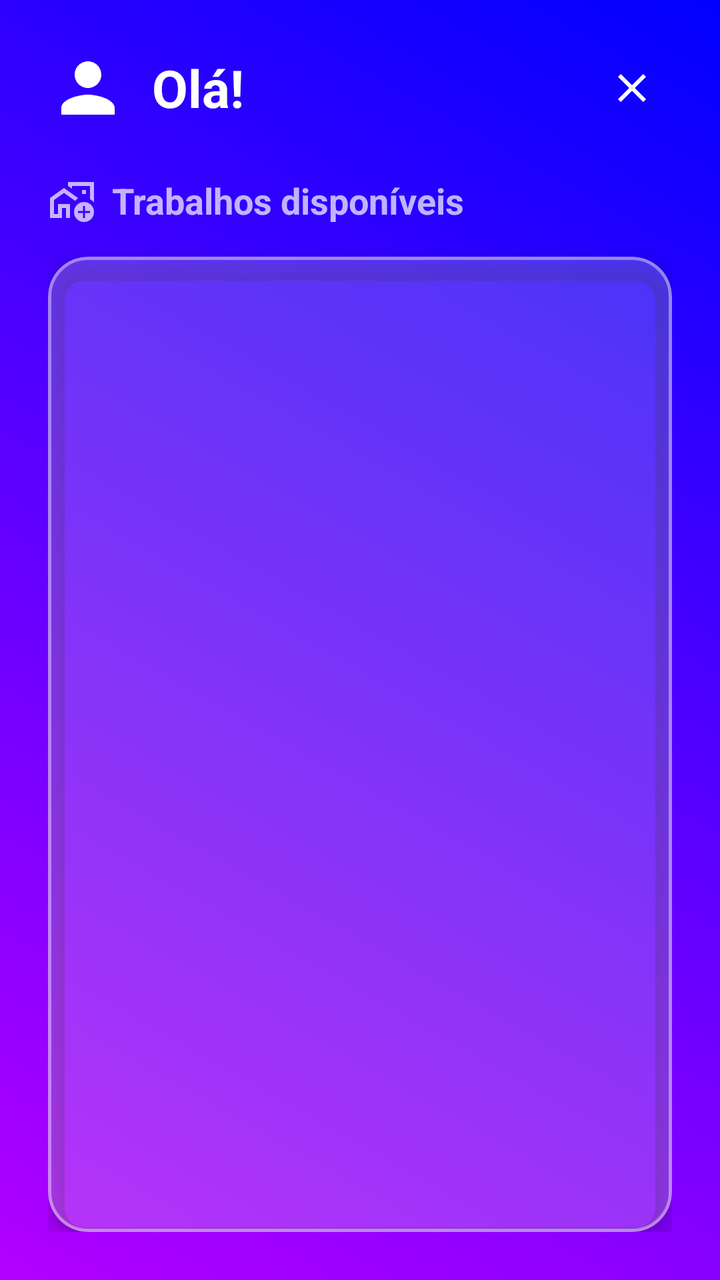
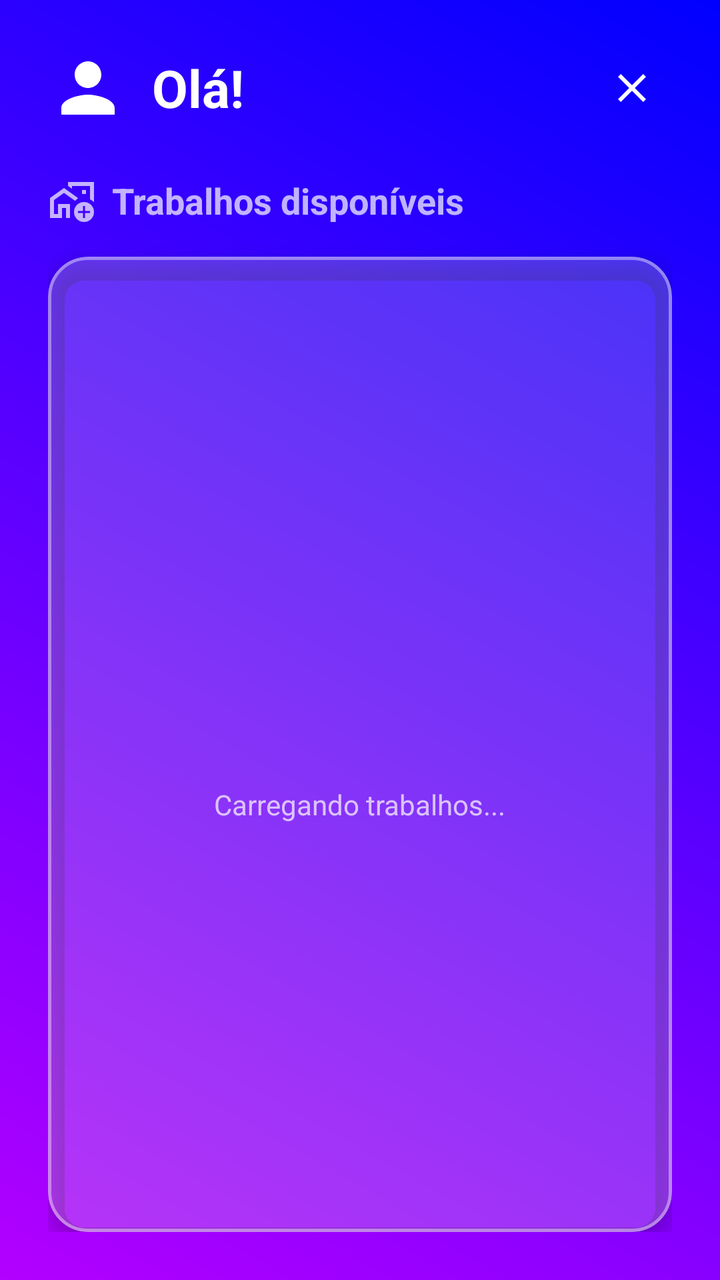

Screens rendered from an Android XML layout before and after an edit, with the pre-edit source and the edit as a unified diff.
<!-- AndroidManifest.xml: application theme Theme.PlataformaRemota -->
<!-- res/layout/fragment_home.xml -->
<?xml version="1.0" encoding="utf-8"?>
<LinearLayout xmlns:android="http://schemas.android.com/apk/res/android"
    xmlns:app="http://schemas.android.com/apk/res-auto"
    xmlns:tools="http://schemas.android.com/tools"
    android:layout_width="match_parent"
    android:layout_height="match_parent"
    android:background="@drawable/background_gradiente"
    android:orientation="vertical"
    android:padding="24dp">

    
    <LinearLayout
        android:layout_width="match_parent"
        android:layout_height="wrap_content"
        android:gravity="center_vertical"
        android:orientation="horizontal"
        android:layout_marginBottom="24dp">

        <ImageView
            android:layout_width="40dp"
            android:layout_height="40dp"
            android:layout_marginEnd="12dp"
            android:src="@drawable/ic_person"
            app:tint="@color/white" />

        <TextView
            android:id="@+id/txtBoasVindas"
            android:layout_width="0dp"
            android:layout_height="wrap_content"
            android:layout_weight="1"
            android:text="Olá!"
            android:textColor="@color/white"
            android:textSize="26sp"
            android:textStyle="bold" />

        <ImageView
            android:id="@+id/btnLogout"
            android:layout_width="40dp"
            android:layout_height="40dp"
            android:padding="8dp"
            android:background="?attr/selectableItemBackgroundBorderless"
            android:clickable="true"
            android:focusable="true"
            android:contentDescription="Sair"
            android:src="@drawable/ic_logout"
            app:tint="@color/white" />
    </LinearLayout>

    
    <LinearLayout
        android:layout_width="match_parent"
        android:layout_height="wrap_content"
        android:gravity="center_vertical"
        android:orientation="horizontal"
        android:layout_marginBottom="16dp">

        <ImageView
            android:layout_width="24dp"
            android:layout_height="24dp"
            android:layout_marginEnd="8dp"
            android:src="@drawable/ic_work_outline"
            app:tint="#B3FFFFFF" />

        <TextView
            android:layout_width="wrap_content"
            android:layout_height="wrap_content"
            android:text="Trabalhos disponíveis"
            android:textColor="#B3FFFFFF"
            android:textSize="18sp"
            android:textStyle="bold" />
    </LinearLayout>

    
    <com.google.android.material.card.MaterialCardView
        android:layout_width="match_parent"
        android:layout_height="0dp"
        android:layout_weight="1"
        app:cardBackgroundColor="#33FFFFFF"
        app:cardCornerRadius="20dp"
        app:cardElevation="6dp"
        app:strokeWidth="1.5dp"
        app:strokeColor="#66FFFFFF">

        <FrameLayout
            android:layout_width="match_parent"
            android:layout_height="match_parent"
            android:padding="8dp">

            <androidx.recyclerview.widget.RecyclerView
                android:id="@+id/recyclerTrabalhos"
                android:layout_width="match_parent"
                android:layout_height="match_parent"
                tools:listitem="@layout/item_trabalho" />

            <LinearLayout
                android:id="@+id/layoutEstadoVazio"
                android:layout_width="match_parent"
                android:layout_height="match_parent"
                android:gravity="center"
                android:orientation="vertical"
                android:padding="24dp"
                android:visibility="gone"
                tools:visibility="visible">

                <ImageView
                    android:layout_width="64dp"
                    android:layout_height="64dp"
                    android:layout_marginBottom="16dp"
                    android:src="@drawable/ic_inbox"
                    app:tint="#80FFFFFF" />

                <TextView
                    android:layout_width="wrap_content"
                    android:layout_height="wrap_content"
                    android:text="Nenhum trabalho disponível ainda"
                    android:textAlignment="center"
                    android:textColor="#80FFFFFF"
                    android:textSize="16sp" />
            </LinearLayout>
        </FrameLayout>
    </com.google.android.material.card.MaterialCardView>

</LinearLayout>
<!-- res/layout/item_trabalho.xml (included above) -->
<?xml version="1.0" encoding="utf-8"?>
<com.google.android.material.card.MaterialCardView
    xmlns:android="http://schemas.android.com/apk/res/android"
    android:id="@+id/cardTrabalho"
    xmlns:app="http://schemas.android.com/apk/res-auto"
    xmlns:tools="http://schemas.android.com/tools"
    android:layout_width="match_parent"
    android:layout_height="wrap_content"
    android:layout_marginHorizontal="4dp"
    android:layout_marginVertical="6dp"
    app:cardBackgroundColor="#F2FFFFFF"
    app:cardCornerRadius="16dp"
    app:cardElevation="2dp"
    app:strokeWidth="0dp">

    <LinearLayout
        android:layout_width="match_parent"
        android:layout_height="wrap_content"
        android:orientation="vertical"
        android:padding="16dp">

        
        <RelativeLayout
            android:layout_width="match_parent"
            android:layout_height="wrap_content"
            android:layout_marginBottom="12dp">

            <ImageView
                android:id="@+id/imgWorkIcon"
                android:layout_width="24dp"
                android:layout_height="24dp"
                android:layout_alignParentStart="true"
                android:layout_centerVertical="true"
                android:layout_marginEnd="8dp"
                android:src="@drawable/ic_work_outline"
                app:tint="#0D226B" />

            <com.google.android.material.card.MaterialCardView
                android:id="@+id/cardTipoContrato"
                android:layout_width="wrap_content"
                android:layout_height="wrap_content"
                android:layout_alignParentEnd="true"
                android:layout_centerVertical="true"
                app:cardBackgroundColor="#1E88E5"
                app:cardCornerRadius="6dp"
                app:cardElevation="0dp"
                app:strokeWidth="0dp">

                <TextView
                    android:id="@+id/txtTipoContrato"
                    android:layout_width="wrap_content"
                    android:layout_height="wrap_content"
                    android:paddingHorizontal="8dp"
                    android:paddingVertical="4dp"
                    android:text="CLT"
                    android:textColor="@color/white"
                    android:textSize="11sp"
                    android:textStyle="bold"
                    tools:ignore="SmallSp" />
            </com.google.android.material.card.MaterialCardView>

            <TextView
                android:id="@+id/txtTitulo"
                android:layout_width="match_parent"
                android:layout_height="wrap_content"
                android:layout_toEndOf="@id/imgWorkIcon"
                android:layout_toStartOf="@id/cardTipoContrato"
                android:layout_centerVertical="true"
                android:ellipsize="end"
                android:maxLines="1"
                android:text="Título do Trabalho"
                android:textColor="#0D226B"
                android:textSize="18sp"
                android:textStyle="bold" />

        </RelativeLayout>

        
        <View
            android:layout_width="match_parent"
            android:layout_height="1dp"
            android:background="#1A000000"
            android:layout_marginBottom="12dp" />

        
        <TextView
            android:id="@+id/txtDescricao"
            android:layout_width="match_parent"
            android:layout_height="wrap_content"
            android:layout_marginBottom="12dp"
            android:ellipsize="end"
            android:maxLines="2"
            android:text="Descrição do trabalho..."
            android:textColor="#555555"
            android:textSize="14sp" />

        
        <LinearLayout
            android:layout_width="match_parent"
            android:layout_height="wrap_content"
            android:orientation="vertical">

            
            <LinearLayout
                android:layout_width="match_parent"
                android:layout_height="wrap_content"
                android:gravity="center_vertical"
                android:orientation="horizontal"
                android:layout_marginBottom="6dp">

                <ImageView
                    android:layout_width="16dp"
                    android:layout_height="16dp"
                    android:layout_marginEnd="8dp"
                    android:src="@drawable/ic_work_outline"
                    app:tint="#66000000" />

                <TextView
                    android:layout_width="wrap_content"
                    android:layout_height="wrap_content"
                    android:text="Categoria: "
                    android:textColor="#66000000"
                    android:textSize="12sp"
                    android:textStyle="bold" />

                <TextView
                    android:id="@+id/txtCategoria"
                    android:layout_width="match_parent"
                    android:layout_height="wrap_content"
                    android:text="Categoria"
                    android:textColor="#333333"
                    android:textSize="13sp" />
            </LinearLayout>

            
            <LinearLayout
                android:layout_width="match_parent"
                android:layout_height="wrap_content"
                android:gravity="center_vertical"
                android:orientation="horizontal"
                android:layout_marginBottom="6dp">

                <ImageView
                    android:layout_width="16dp"
                    android:layout_height="16dp"
                    android:layout_marginEnd="8dp"
                    android:src="@android:drawable/btn_star_big_on"
                    app:tint="#66000000" />

                <TextView
                    android:layout_width="wrap_content"
                    android:layout_height="wrap_content"
                    android:text="Nível: "
                    android:textColor="#66000000"
                    android:textSize="12sp"
                    android:textStyle="bold" />

                <TextView
                    android:id="@+id/txtNivel"
                    android:layout_width="match_parent"
                    android:layout_height="wrap_content"
                    android:text="Nível"
                    android:textColor="#333333"
                    android:textSize="13sp"
                    android:textStyle="bold" />
            </LinearLayout>

            
            <LinearLayout
                android:layout_width="match_parent"
                android:layout_height="wrap_content"
                android:gravity="center_vertical"
                android:orientation="horizontal">

                <ImageView
                    android:layout_width="16dp"
                    android:layout_height="16dp"
                    android:layout_marginEnd="8dp"
                    android:src="@android:drawable/ic_menu_recent_history"
                    app:tint="#66000000" />

                <TextView
                    android:layout_width="wrap_content"
                    android:layout_height="wrap_content"
                    android:text="Prazo: "
                    android:textColor="#66000000"
                    android:textSize="12sp"
                    android:textStyle="bold" />

                <TextView
                    android:id="@+id/txtPrazo"
                    android:layout_width="match_parent"
                    android:layout_height="wrap_content"
                    android:text="Prazo"
                    android:textColor="#333333"
                    android:textSize="13sp" />
            </LinearLayout>

        </LinearLayout>

    </LinearLayout>
</com.google.android.material.card.MaterialCardView>
<!-- resources referenced by this layout -->
<resources>
  <color name="white">#FFFFFFFF</color>
  <!-- drawable background_gradiente (drawable) -->
  <?xml version="1.0" encoding="utf-8"?>
  <shape xmlns:android="http://schemas.android.com/apk/res/android">
      <gradient
          android:startColor="#B300FF"
          android:endColor="#0000FF"
          android:angle="45"/>
  </shape>
  <!-- drawable ic_inbox (drawable) -->
  <vector xmlns:android="http://schemas.android.com/apk/res/android" android:height="24dp" android:tint="#000000" android:viewportHeight="960" android:viewportWidth="960" android:width="24dp">
        
      <path android:fillColor="@android:color/white" android:pathData="M440,440L120,240L120,640Q120,640 120,640Q120,640 120,640L520,640L520,720L120,720Q87,720 63.5,696.5Q40,673 40,640L40,160Q40,127 63.5,103.5Q87,80 120,80L760,80Q793,80 816.5,103.5Q840,127 840,160L840,360L760,360L760,240L440,440ZM440,360L760,160L120,160L440,360ZM760,880Q694,880 647,833Q600,786 600,720L600,540Q600,498 629,469Q658,440 700,440Q742,440 771,469Q800,498 800,540L800,720L720,720L720,540Q720,532 714,526Q708,520 700,520Q692,520 686,526Q680,532 680,540L680,720Q680,753 703.5,776.5Q727,800 760,800Q793,800 816.5,776.5Q840,753 840,720L840,560L920,560L920,720Q920,786 873,833Q826,880 760,880ZM120,240L120,160L120,160L120,240L120,640Q120,640 120,640Q120,640 120,640L120,640L120,540Q120,482 120,441Q120,400 120,400L120,400L120,240Z"/>
      
  </vector>
  <!-- drawable ic_logout (drawable) -->
  <vector xmlns:android="http://schemas.android.com/apk/res/android" android:height="24dp" android:tint="#000000" android:viewportHeight="960" android:viewportWidth="960" android:width="24dp">
        
      <path android:fillColor="@android:color/white" android:pathData="M256,760L200,704L424,480L200,256L256,200L480,424L704,200L760,256L536,480L760,704L704,760L480,536L256,760Z"/>
      
  </vector>
  <!-- drawable ic_person (drawable) -->
  <vector xmlns:android="http://schemas.android.com/apk/res/android" android:height="24dp" android:tint="#000000" android:viewportHeight="24" android:viewportWidth="24" android:width="24dp">
        
      <path android:fillColor="@android:color/white" android:pathData="M12,12c2.21,0 4,-1.79 4,-4s-1.79,-4 -4,-4 -4,1.79 -4,4 1.79,4 4,4zM12,14c-2.67,0 -8,1.34 -8,4v2h16v-2c0,-2.66 -5.33,-4 -8,-4z"/>
      
  </vector>
  <!-- drawable ic_work_outline (drawable) -->
  <vector xmlns:android="http://schemas.android.com/apk/res/android" android:height="24dp" android:tint="#000000" android:viewportHeight="960" android:viewportWidth="960" android:width="24dp">
        
      <path android:fillColor="@android:color/white" android:pathData="M200,760L200,560L320,560L440,560L440,760Q440,760 440,760Q440,760 440,760Q440,760 440,760Q440,760 440,760L440,760L440,560L200,560L200,760ZM680,400L680,400Q680,400 680,400Q680,400 680,400Q680,400 680,400Q680,400 680,400L680,400L680,400L680,400ZM40,840L40,440L320,240L600,440L600,440Q586,454 571.5,468.5Q557,483 543,497L543,497L320,338L120,480L120,760L200,760L200,560L440,560L440,760L440,760Q440,781 440,801Q440,821 440,840L360,840L360,640L280,640L280,840L40,840ZM920,120L920,525Q903,507 883,492.5Q863,478 840,467L840,200L480,200L480,256L400,198L400,120L920,120ZM680,360L760,360L760,280L680,280L680,360ZM720,920Q637,920 578.5,861.5Q520,803 520,720Q520,637 578.5,578.5Q637,520 720,520Q803,520 861.5,578.5Q920,637 920,720Q920,803 861.5,861.5Q803,920 720,920ZM700,840L740,840L740,740L840,740L840,700L740,700L740,600L700,600L700,700L600,700L600,740L700,740L700,840Z"/>
      
  </vector>
  <style name="Theme.PlataformaRemota" parent="Base.Theme.PlataformaRemota" />
  <style name="Base.Theme.PlataformaRemota" parent="Theme.Material3.DayNight.NoActionBar">
          
          
      </style>
</resources>

<!-- the commit's change to res/layout/fragment_home.xml (unified diff, before → after) -->
@@ -86,12 +86,15 @@
             android:layout_height="match_parent"
             android:padding="8dp">
 
+            
             <androidx.recyclerview.widget.RecyclerView
                 android:id="@+id/recyclerTrabalhos"
                 android:layout_width="match_parent"
                 android:layout_height="match_parent"
+                android:visibility="gone"
                 tools:listitem="@layout/item_trabalho" />
 
+            
             <LinearLayout
                 android:id="@+id/layoutEstadoVazio"
                 android:layout_width="match_parent"
@@ -99,8 +102,7 @@
                 android:gravity="center"
                 android:orientation="vertical"
                 android:padding="24dp"
-                android:visibility="gone"
-                tools:visibility="visible">
+                android:visibility="gone">
 
                 <ImageView
                     android:layout_width="64dp"
@@ -117,6 +119,30 @@
                     android:textColor="#80FFFFFF"
                     android:textSize="16sp" />
             </LinearLayout>
+
+            
+            <LinearLayout
+                android:id="@+id/layoutLoading"
+                android:layout_width="match_parent"
+                android:layout_height="match_parent"
+                android:gravity="center"
+                android:orientation="vertical"
+                android:visibility="visible">
+
+                <ProgressBar
+                    android:layout_width="48dp"
+                    android:layout_height="48dp"
+                    android:indeterminateTint="@color/white" />
+
+                <TextView
+                    android:layout_width="wrap_content"
+                    android:layout_height="wrap_content"
+                    android:layout_marginTop="12dp"
+                    android:text="Carregando trabalhos..."
+                    android:textColor="#B3FFFFFF"
+                    android:textSize="14sp" />
+            </LinearLayout>
+
         </FrameLayout>
     </com.google.android.material.card.MaterialCardView>
 
